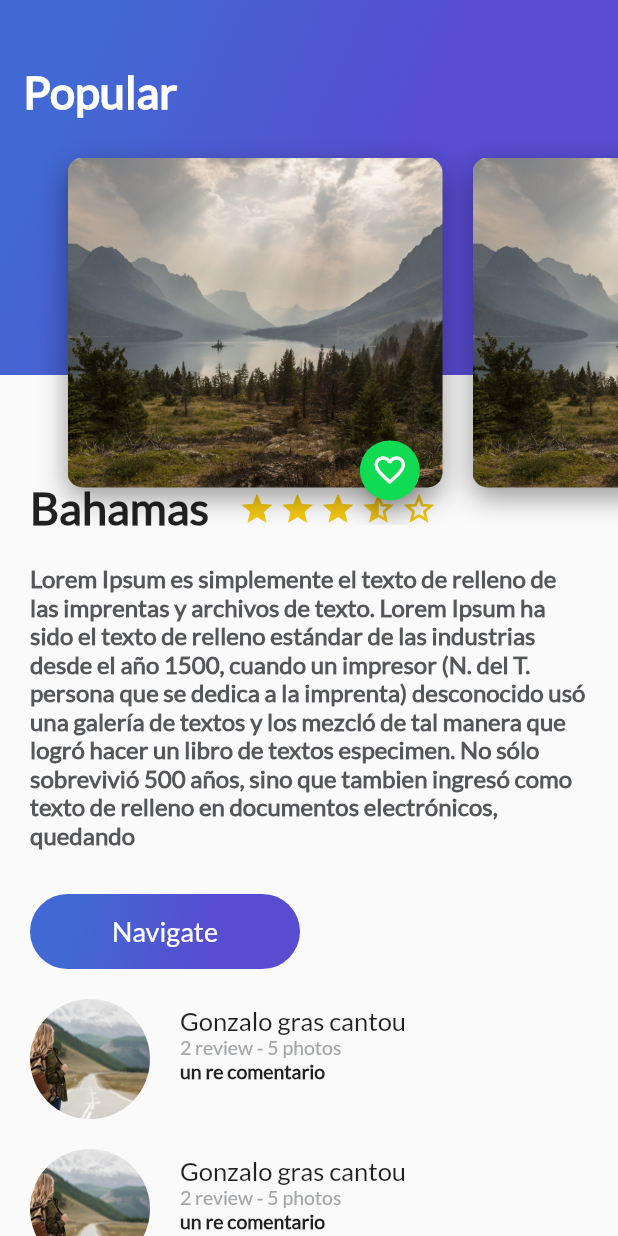
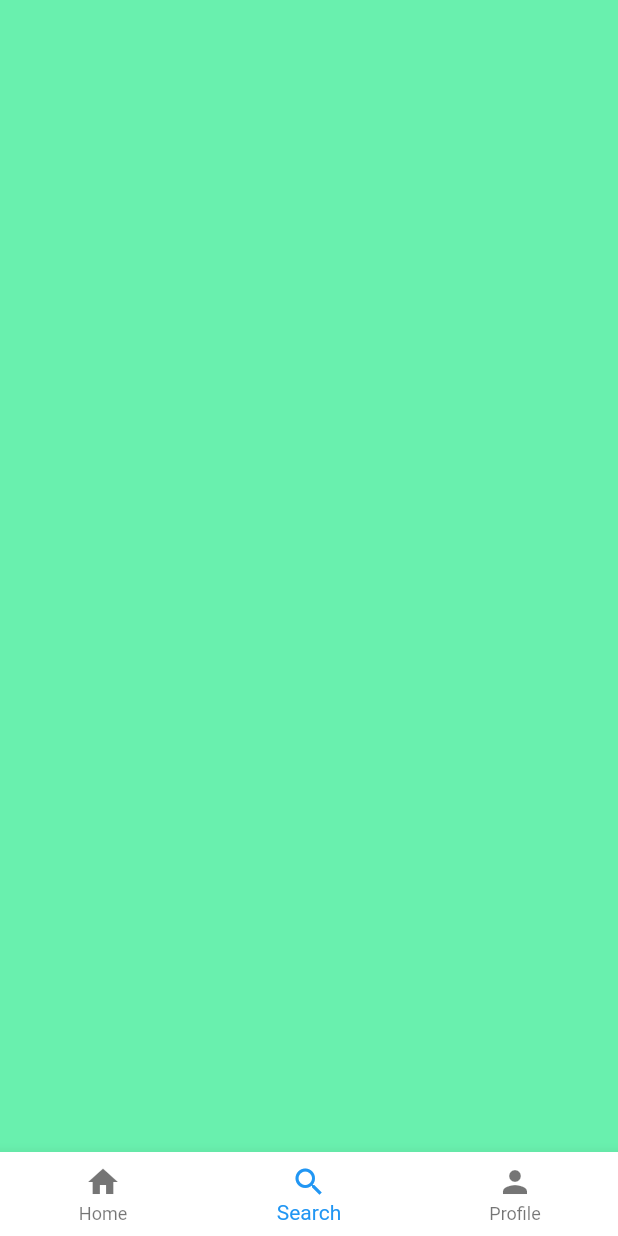
Before and after one commit to Guusy/trips_flutter, a Flutter app: the screen it shows after launch, on a phone screen of 412 x 824 dp. Run offline on Flutter 3.47's test engine with Material 2 defaults, Android fonts, the phone set to English and light mode, and no system bars.

Commit message:
Add trips component, with bottom navigation bar

```diff
--- a/lib/main.dart
+++ b/lib/main.dart
@@ -1,15 +1,8 @@
 import 'package:flutter/material.dart';
-import 'package:flutter/services.dart';
-import 'package:trips/review_list.dart';
-import 'description_place.dart';
-import 'gradient_back.dart';
-import 'header_appbar.dart';
+import 'package:trips/trips.dart';
 
 void main() {
-  SystemChrome.setSystemUIOverlayStyle(SystemUiOverlayStyle(
-    systemNavigationBarColor: Colors.transparent, //<--NavigationBarColor
-    statusBarColor: Colors.transparent, //<--StatusBarColor
-  ));
+
   runApp(MyApp());
 }
 
@@ -21,17 +14,7 @@ class MyApp extends StatelessWidget {
       theme: ThemeData(
         primarySwatch: Colors.blue,
       ),
-      home: Scaffold(
-          body: Stack(children: <Widget>[
-        ListView(
-          children: <Widget>[
-            DescriptionPlace("Bahamas", 4,
-                "Lorem Ipsum es simplemente el texto de relleno de las imprentas y archivos de texto. Lorem Ipsum ha sido el texto de relleno estándar de las industrias desde el año 1500, cuando un impresor (N. del T. persona que se dedica a la imprenta) desconocido usó una galería de textos y los mezcló de tal manera que logró hacer un libro de textos especimen. No sólo sobrevivió 500 años, sino que tambien ingresó como texto de relleno en documentos electrónicos, quedando"),
-            ReviewList()
-          ],
-        ),
-        HeaderAppbar()
-      ])),
+      home: Trips(),
     );
   }
 }
--- /dev/null
+++ b/lib/pages/profile.dart
@@ -0,0 +1,8 @@
+import 'package:flutter/material.dart';
+
+class Profile extends StatelessWidget {
+  @override
+  Widget build(BuildContext context) {
+    return Container(color: Colors.amberAccent);
+  }
+}
--- /dev/null
+++ b/lib/pages/search.dart
@@ -0,0 +1,8 @@
+import 'package:flutter/material.dart';
+
+class Search extends StatelessWidget {
+  @override
+  Widget build(BuildContext context) {
+    return Container(color: Colors.greenAccent);
+  }
+}
--- /dev/null
+++ b/lib/trips.dart
@@ -0,0 +1,45 @@
+import 'package:flutter/material.dart';
+import 'package:trips/pages/profile.dart';
+import 'package:trips/pages/search.dart';
+import 'pages/home.dart';
+
+class Trips extends StatefulWidget {
+  @override
+  State<StatefulWidget> createState() {
+    return _Trips();
+  }
+}
+
+class _Trips extends State<Trips> {
+  int selectedTab = 1;
+
+  List<Widget> tabs = [Home(), Search(), Profile()];
+
+  void onTapSection(int indexSection) {
+    setState(() {
+      selectedTab = indexSection;
+    });
+  }
+
+  @override
+  Widget build(BuildContext context) {
+    return Scaffold(
+        body: tabs[selectedTab],
+        bottomNavigationBar: Theme(
+          data: Theme.of(context)
+              .copyWith(canvasColor: Colors.white, primaryColor: Colors.purple),
+          child: BottomNavigationBar(
+            onTap: onTapSection,
+            currentIndex: selectedTab,
+            items: [
+              BottomNavigationBarItem(
+                  icon: Icon(Icons.home), title: Text("Home")),
+              BottomNavigationBarItem(
+                  icon: Icon(Icons.search), title: Text("Search")),
+              BottomNavigationBarItem(
+                  icon: Icon(Icons.person), title: Text("Profile")),
+            ],
+          ),
+        ));
+  }
+}
```
Also changed, not shown: lib/pages/home.dart (added, +23 -0 lines).
